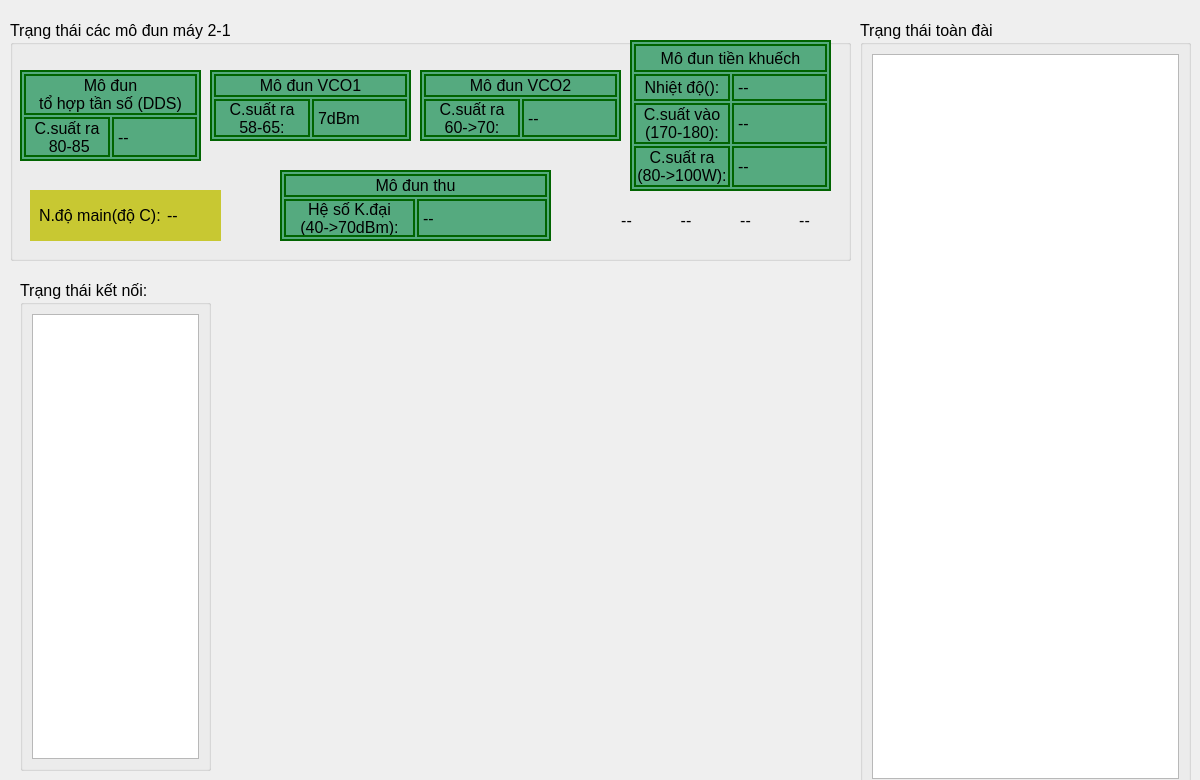
Before: the Qt Designer form QT_Peter/statuswindow.ui in kimphg/LT_peter, drawn with Qt 5.
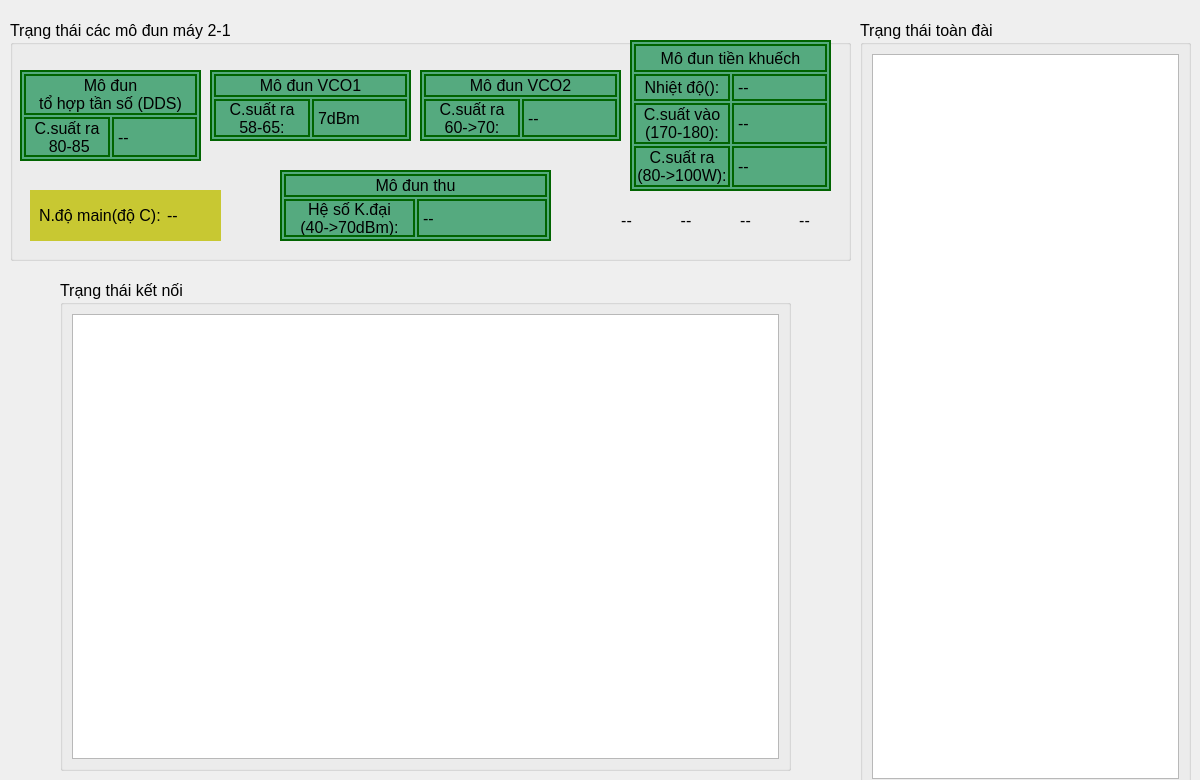
After: the same form once the commit is applied.

Patch:
```diff
--- a/QT_Peter/statuswindow.ui
+++ b/QT_Peter/statuswindow.ui
@@ -673,9 +673,9 @@
    <widget class="QGroupBox" name="groupBox_3">
     <property name="geometry">
      <rect>
-      <x>20</x>
+      <x>60</x>
       <y>280</y>
-      <width>191</width>
+      <width>731</width>
       <height>491</height>
      </rect>
     </property>
@@ -685,11 +685,18 @@
      </font>
     </property>
     <property name="title">
-     <string>Trạng thái kết nối:</string>
+     <string>Trạng thái kết nối</string>
     </property>
     <layout class="QGridLayout" name="gridLayout_9">
      <item row="0" column="0">
-      <widget class="QTableWidget" name="tableWidget_connection"/>
+      <widget class="QTableWidget" name="tableWidget_connection">
+       <attribute name="horizontalHeaderStretchLastSection">
+        <bool>true</bool>
+       </attribute>
+       <attribute name="verticalHeaderStretchLastSection">
+        <bool>false</bool>
+       </attribute>
+      </widget>
      </item>
     </layout>
    </widget>
```
Left out of the diff: 9 changed lines with no effect on the pictures.
